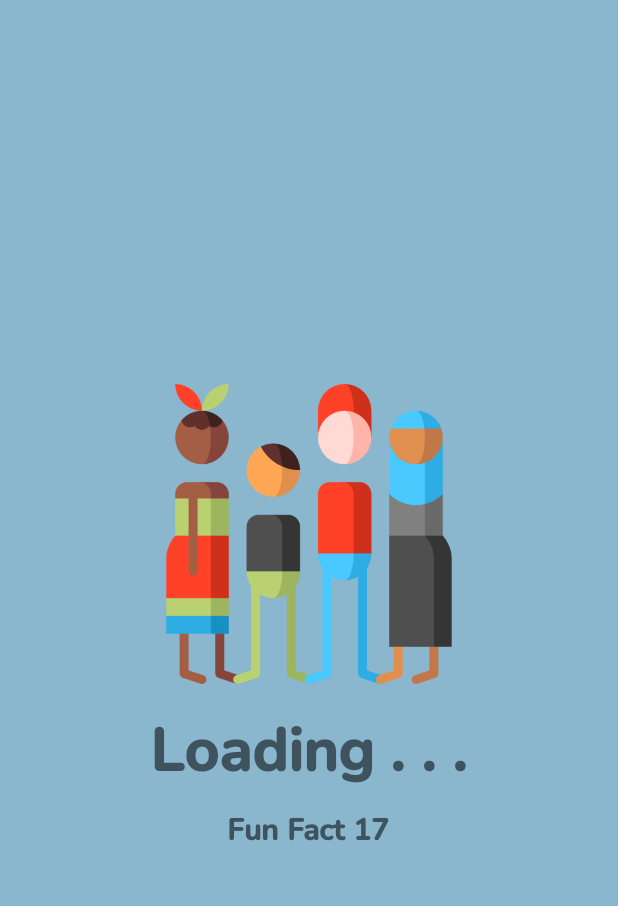
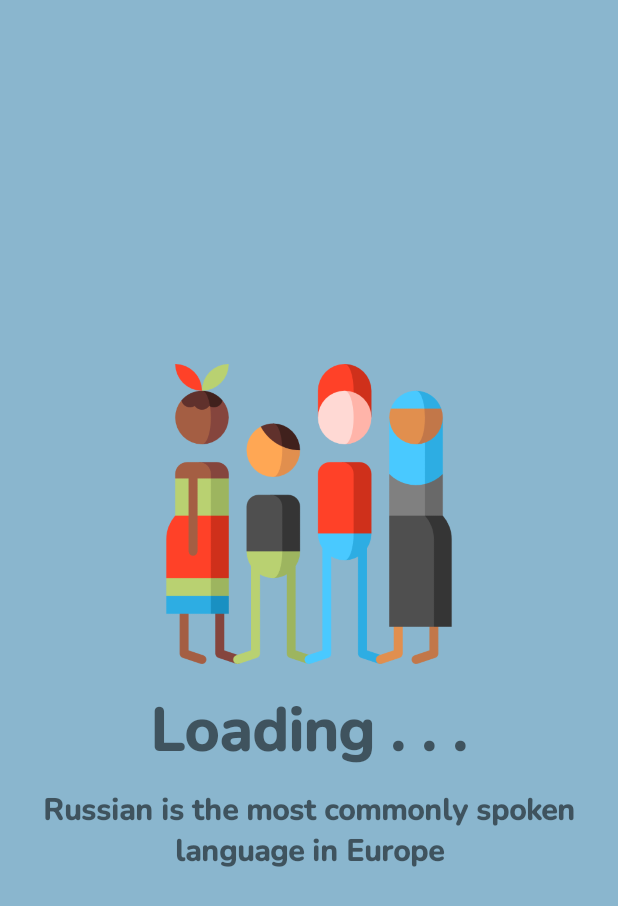
Before and after one commit to DerisO22/Android-Translation-App, an Android app: the enter_culture_splash screen opened directly, with no data from a screen before it, on a phone screen of 412 x 824 dp. Shown: the top 906 px of the screen. Run offline under Robolectric (Android 15) with nearby library versions, the phone set to English and light mode, and no system bars.

Commit message:
Added Strings and Some Design Commit :)

```diff
--- a/app/src/main/AndroidManifest.xml
+++ b/app/src/main/AndroidManifest.xml
@@ -9,13 +9,13 @@
     <uses-permission android:name="android.permission.CAMERA" />
     <uses-permission
         android:name="android.permission.WRITE_EXTERNAL_STORAGE"
-        android:maxSdkVersion="32" />
+        android:maxSdkVersion="32"/>
 
     <application
         android:allowBackup="true"
-        android:icon="@mipmap/ic_launcher"
-        android:label="App Name"
-        android:roundIcon="@mipmap/ic_launcher_round"
+        android:icon="@drawable/languages"
+        android:label="PhoniciTranslate"
+        android:roundIcon="@drawable/languages"
         android:supportsRtl="true"
         android:theme="@style/Theme.TranslationApp"
         android:usesCleartextTraffic="true">
--- a/app/src/main/java/com/example/translationappandroid/enter_practice_tipString.java
+++ b/app/src/main/java/com/example/translationappandroid/enter_practice_tipString.java
@@ -4,9 +4,9 @@ public class enter_practice_tipString {
 
     public static String tips[]= {
             //Culture Fun Facts
-            "Fun Fact! \\nEurope consumes half of the world’s chocolate",
-            "Fun Fact 2",
-            "Fun Fact 3",
+            "Fun Fact! \nEurope consumes half of the world’s chocolate",
+            "Fun Fact! \nThe most-visited country on the planet is France, with 90M visitors",
+            "Fun Fact! \n92% of the world’s currency is digital",
             "Fun Fact 4",
             "Fun Fact 5",
             "Fun Fact 6",
@@ -20,52 +20,52 @@ public class enter_practice_tipString {
             "Fun Fact 14",
             "Fun Fact 15",
             //Language Fun Facts
-            "Fun Fact 16",
-            "Fun Fact 17",
-            "Fun Fact 18",
-            "Fun Fact 19",
-            "Fun Fact 20",
-            "Fun Fact 21",
-            "Fun Fact 22",
-            "Fun Fact 23",
-            "Fun Fact 24",
-            "Fun Fact 25",
-            "Fun Fact 26",
-            "Fun Fact 27",
-            "Fun Fact 28",
-            "Fun Fact 29",
-            "Fun Fact 30",
+            "Chinese Mandarin is considered the hardest language to learn",
+            "Russian is the most commonly spoken language in Europe",
+            "Half of the World’s Population Speaks More than One Language",
+            "The Romance Languages are some of the Most Spoken Languages Globally",
+            "French is the Main Foreign Language Taught in the UK",
+            "Rhythms! This is the longest word in the English language that doesn’t have any vowels",
+            "Cliche comes from the sound old printing presses made when making copies",
+            "Basque is a language isolate. It is not related to any known living languages",
+            "papua new guinea has over 800 living languages",
+            "Only 5% of the world's languages are represented online. There is no content for the other 95%",
+            "The word 'synonym' doesn't have a synonym",
+            "The English term “water” is “air” in Indonesian",
+            "The longest word in Finnish language is epäjärjestelmällistyttämättömyydellänsäkäänköhä",
+            "There are over 200 extinct languages",
+            "sia has the most languages of all continents",
             //Flags and Motivational
-            "Fun Fact 31",
-            "Fun Fact 32",
-            "Fun Fact 33",
-            "Fun Fact 34",
-            "Fun Fact 35",
-            "Fun Fact 36",
-            "Fun Fact 37",
-            "Fun Fact 38",
-            "Fun Fact 39",
-            "Fun Fact 40",
-            "Fun Fact 41",
-            "Fun Fact 42",
-            "Fun Fact 43",
-            "Fun Fact 44",
-            "Fun Fact 45",
+            "Try Changing A Video Game's Language Settings!",
+            "Always Practice Speaking A New Language!",
+            "Set Goals And Never Rush Learning!",
+            "Don't Be Afraid To Make Mistakes!",
+            "Learning About Culture Is Important When Learning A New Language!",
+            "Find A Partner To Speak With! This Can Be Anyone or Anything",
+            "",
+            "",
+            "",
+            "",
+            "",
+            "",
+            "",
+            "",
+            "",
             //Geography
-            "Fun Fact 46",
-            "Fun Fact 47",
-            "Fun Fact 48",
-            "Fun Fact 49",
-            "Fun Fact 50",
-            "Fun Fact 51",
-            "Fun Fact 52",
-            "Fun Fact 53",
-            "Fun Fact 54",
-            "Fun Fact 55",
-            "Fun Fact 56",
-            "Fun Fact 57",
-            "Fun Fact 58",
-            "Fun Fact 59",
-            "Fun Fact 60"
+            "Did You Know? \nRussia is the most forested country in the world, with 815 million hectares",
+            "Did You Know? \nContinents shift at about the same rate as your fingernails grow",
+            "Did You Know? \nNinety percent of the earth’s population lives in the northern hemisphere",
+            "Did You Know? \nCalifornia has more people than all of Canada",
+            "Did You Know? \nAustralia is wider than the moon",
+            "Did You Know? \nIn the Philippines, there’s an island that’s within a lake, on an island that’s within a lake, on an island",
+            "Did You Know? \nMount Everest, the world’s tallest mountain, can fit inside the Marianas Trench",
+            "Did You Know? \nRussia spans 11 time zones",
+            "Did You Know? \nAfrica is the only continent that covers four hemispheres",
+            "Did You Know? \nSudan has more ancient pyramids than Egypt",
+            "Did You Know? \n20% of oxygen is produced by the Amazon",
+            "Did You Know? \nThe deepest place on Earth is in the Pacific Ocean",
+            "Did You Know? \nThe Dead Sea is sinking at a rate of about a meter per year",
+            "Did You Know? \nThe smallest country in the world is Vatican City",
+            "Did You Know? \nIt snows in the Sahara Desert"
     };
 }
--- a/app/src/main/res/layout/activity_image.xml
+++ b/app/src/main/res/layout/activity_image.xml
@@ -5,14 +5,17 @@
     android:layout_width="match_parent"
     xmlns:app1="http://schemas.android.com/apk/res-auto"
     android:orientation="vertical"
-    android:padding="10dp"
     android:layout_height="match_parent"
+    android:fillViewport="true"
     tools:context=".imageActivity"
+    android:background="@color/teal"
     tools:ignore="NamespaceTypo">
 
     <LinearLayout
         android:layout_width="match_parent"
-        android:layout_height="match_parent"
+        android:layout_height="wrap_content"
+        android:background="@color/white"
+        android:padding="20dp"
         android:orientation="vertical">
 
         <TextView
@@ -30,7 +33,7 @@
 
     <LinearLayout
         android:layout_width="match_parent"
-        android:layout_height="match_parent"
+        android:layout_height="wrap_content"
         android:orientation="horizontal"
         android:gravity="center">
 
@@ -82,7 +85,7 @@
         <LinearLayout
             android:id="@+id/optionsLl"
             android:layout_width="match_parent"
-            android:layout_height="match_parent"
+            android:layout_height="wrap_content"
             android:orientation="horizontal"
             android:weightSum="3"
             android:gravity="center"
@@ -129,7 +132,7 @@
 
         <LinearLayout
             android:layout_width="match_parent"
-            android:layout_height="match_parent"
+            android:layout_height="wrap_content"
             android:orientation="vertical">
 
         <com.google.android.material.button.MaterialButton
@@ -166,9 +169,9 @@
                 android:id="@+id/bottomNavigationView"
                 android:layout_alignParentBottom="true"
                 android:background="@drawable/bottom_background"
-                android:layout_marginEnd="20dp"
-                android:layout_marginStart="20dp"
-                android:elevation="2dp"
+                android:layout_marginEnd="12dp"
+                android:layout_marginStart="12dp"
+                android:layout_marginBottom="10dp"
                 app1:menu="@menu/bottom_menu"
                 app1:itemIconSize="25dp"
                 app1:itemIconTint="@drawable/item_selector"
--- a/app/src/main/res/values/themes.xml
+++ b/app/src/main/res/values/themes.xml
@@ -3,7 +3,7 @@
     <style name="Theme.TranslationApp" parent="Theme.MaterialComponents.DayNight.NoActionBar">
         <!-- Primary brand color. -->
         <item name="colorPrimary">#A875F0</item>
-        <item name="colorPrimaryVariant">@color/purple_700</item>
+        <item name="colorPrimaryVariant">@color/teal_200</item>
         <item name="colorOnPrimary">@color/white</item>
         <!-- Secondary brand color. -->
         <item name="colorSecondary">@color/teal_200</item>
@@ -13,7 +13,6 @@
         <item name="android:statusBarColor" tools:targetApi="l">#A57EFD</item>
         <!-- Customize your theme here. -->
     </style>
-
 
     <style name="slideActivityAnimation" parent="@android:style/Animation.Activity">
         <item name="android:activityOpenEnterAnimation">@anim/slide_in_right</item>
```
